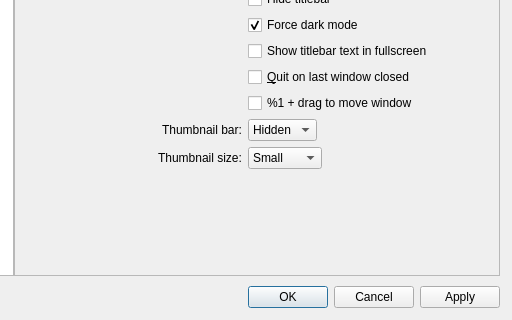
Before: the Qt Designer form src/qvoptionsdialog.ui in jopatk123/qView, drawn with Qt 5; both pictures show x 148 to 660 and y 300 to 620 of the 660 by 620 pixel window.
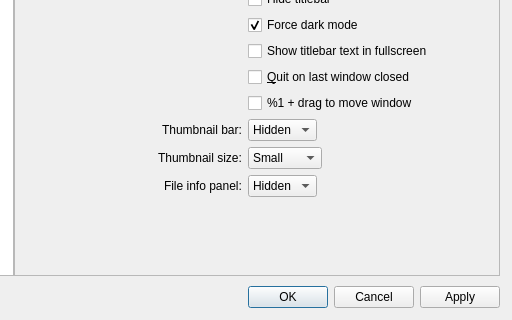
After: the same form once the commit is applied.

Commit message: Add a persistent file info panel beside the image.

Diff of the .ui file:
```diff
--- a/src/qvoptionsdialog.ui
+++ b/src/qvoptionsdialog.ui
@@ -406,6 +406,38 @@
             </item>
            </widget>
           </item>
+          <item row="18" column="0">
+           <widget class="QLabel" name="fileInfoPanelLabel">
+            <property name="toolTip">
+             <string>Choose whether file info stays beside the image, or hide it entirely</string>
+            </property>
+            <property name="text">
+             <string>File info panel:</string>
+            </property>
+           </widget>
+          </item>
+          <item row="18" column="1">
+           <widget class="QComboBox" name="fileInfoPanelComboBox">
+            <property name="toolTip">
+             <string>Choose whether file info stays beside the image, or hide it entirely</string>
+            </property>
+            <item>
+             <property name="text">
+              <string>Hidden</string>
+             </property>
+            </item>
+            <item>
+             <property name="text">
+              <string>Right</string>
+             </property>
+            </item>
+            <item>
+             <property name="text">
+              <string>Bottom</string>
+             </property>
+            </item>
+           </widget>
+          </item>
          </layout>
         </widget>
        </widget>
```
The commit also changes 14 other files.
